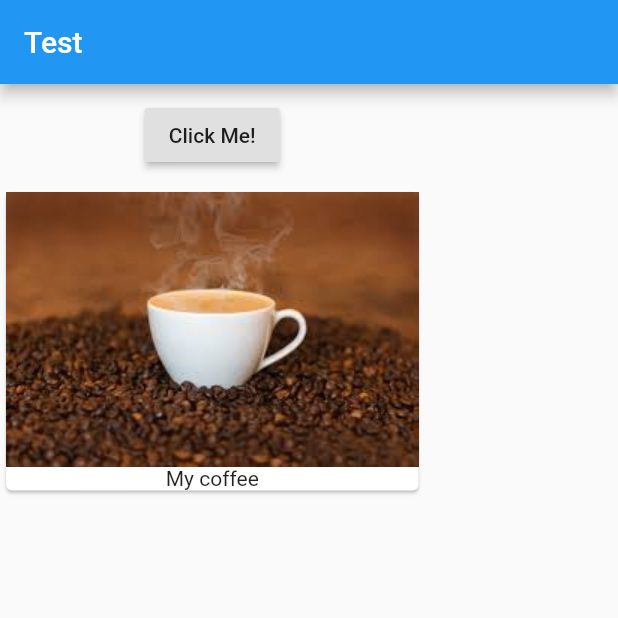
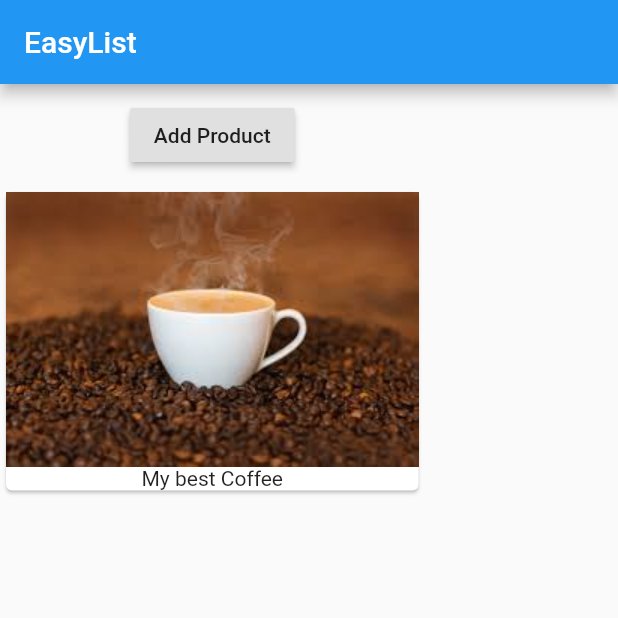
Before and after one commit to csiva2010/flutter_course, a Flutter app: the screen it shows after launch, on a phone screen of 412 x 824 dp, the top half of it. Run offline on Flutter 3.47's test engine with Material 2 defaults, Android fonts, the phone set to English and light mode, and no system bars.

Commit message:
Component wise tested and set state used for initializing a widget.

```diff
--- a/lib/main.dart
+++ b/lib/main.dart
@@ -1,39 +1,19 @@
 import 'package:flutter/material.dart';
+import './products-manager.dart';
 main() {
 runApp(MyApp());
 }
-class MyApp extends StatefulWidget {
-  @override
-    State<StatefulWidget> createState() {
-      // TODO: implement createState
-      return _myState();
-    }
-}
-class _myState extends State<MyApp> {
+class MyApp extends StatelessWidget {
+
   @override
     Widget build(BuildContext context) {
 
       return MaterialApp(
         home: Scaffold(
           appBar: AppBar(
-            title: Text('Test'),
+            title: Text('EasyList'),
             ),
-            body: Column(
-              children: [
-                Container(
-                  margin: EdgeInsets.all(10.0),
-                  child: RaisedButton(
-                  onPressed: (){
-                  },
-                  child: Text('Click Me!'),
-              ))
-               ,
-              Card(child: Column(children: <Widget>[
-              Image.asset('assets/coffee.jpeg'),
-              Text('My coffee')
-            ],),),
-            ]
-            ),
+            body: ProductManagers('My best Coffee'),
           ),
         );
     }
--- /dev/null
+++ b/lib/products-manager.dart
@@ -0,0 +1,42 @@
+import 'package:flutter/material.dart';
+import './products.dart';
+class ProductManagers extends StatefulWidget {
+final String startingProduct;
+ProductManagers(this.startingProduct);
+
+  @override
+    State<StatefulWidget> createState() {
+      // TODO: implement createState
+      return _ProductManagerState();
+    }
+}
+
+class _ProductManagerState extends State<ProductManagers> {
+
+  List<String> _products = [];
+
+  @override
+    void initState() {
+      super.initState();
+      _products.add(widget.startingProduct);
+    }
+  @override
+    Widget build(BuildContext context) {
+
+      return Column(
+        children: [Container(
+          margin: EdgeInsets.all(10.0),
+          child: RaisedButton(
+            onPressed: () {
+              setState(() {
+                _products.add('Advanced Coffee');
+              });
+            },
+          child: Text('Add Product'),
+          ),
+        ),
+          Products(_products),
+        ]
+      );
+    }
+}
--- /dev/null
+++ b/lib/products.dart
@@ -0,0 +1,27 @@
+import 'package:flutter/material.dart';
+
+class Products extends StatelessWidget {
+List<String> products;
+  Products(this.products);
+
+@override
+  Widget build(BuildContext context) {
+
+    return Column(
+      children: products
+        .map(
+          (element) => Card(
+            child: Column(
+              children: <Widget>[
+                Image.asset('assets/coffee.jpeg'),
+                Text(element)
+              ],
+            ),
+          ),
+        ) //map
+        .toList(),
+    );
+  }
+
+
+}
```
